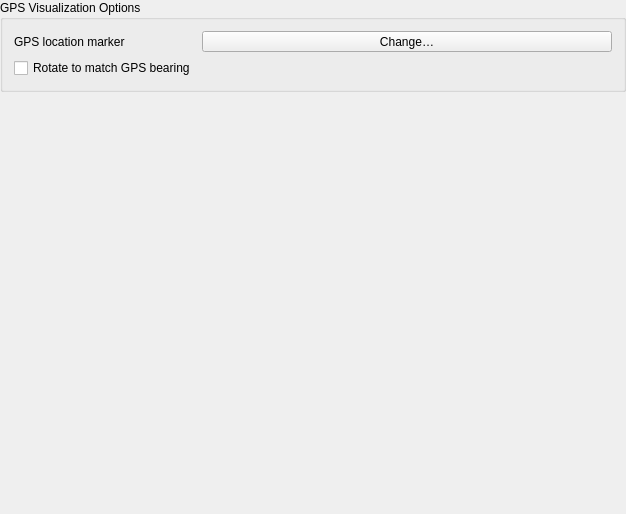
Before: the Qt Designer form src/ui/qgsgpsoptionswidgetbase.ui in qgis/QGIS, drawn with Qt 5.
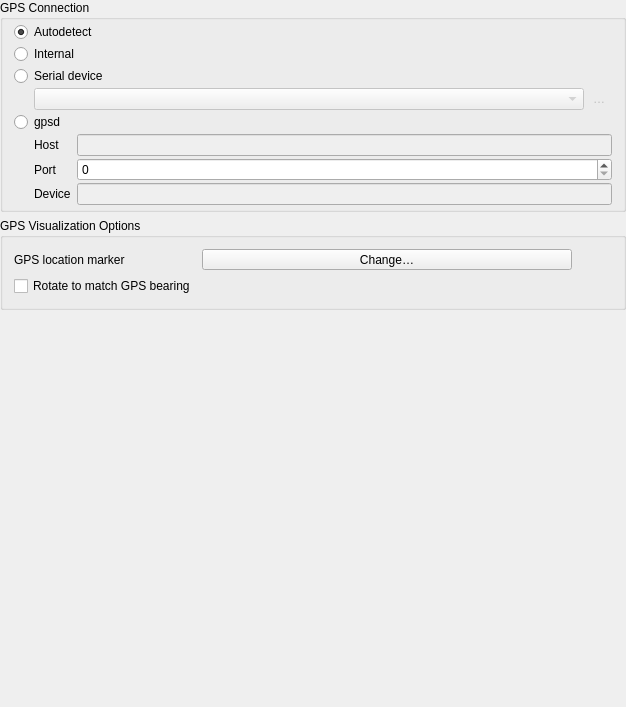
After: the same form once the commit is applied. Icons and pictures are not drawn. Custom widgets are drawn as their Qt base class.

Commit message:
[gps] Move GPS connection settings from GPS information panel to GPS options tab in QGIS settings
This is a more of a "set once and forget" setting, vs something
which needs to be frequently changed and always right in the user's
face.

Diff of the .ui file:
```diff
--- a/src/ui/qgsgpsoptionswidgetbase.ui
+++ b/src/ui/qgsgpsoptionswidgetbase.ui
@@ -7,7 +7,7 @@
     <x>0</x>
     <y>0</y>
     <width>626</width>
-    <height>514</height>
+    <height>707</height>
    </rect>
   </property>
   <property name="sizePolicy">
@@ -32,25 +32,12 @@
    <property name="bottomMargin">
     <number>0</number>
    </property>
-   <item row="2" column="0">
-    <spacer name="verticalSpacer">
-     <property name="orientation">
-      <enum>Qt::Vertical</enum>
-     </property>
-     <property name="sizeHint" stdset="0">
-      <size>
-       <width>20</width>
-       <height>344</height>
-      </size>
-     </property>
-    </spacer>
-   </item>
-   <item row="1" column="0">
-    <widget class="QGroupBox" name="groupBox_2">
+   <item row="3" column="0">
+    <widget class="QgsCollapsibleGroupBox" name="groupBox_2">
      <property name="title">
       <string>GPS Visualization Options</string>
      </property>
-     <layout class="QGridLayout" name="gridLayout_4" columnstretch="0,1">
+     <layout class="QGridLayout" name="gridLayout_4" columnstretch="0,1,0">
       <item row="0" column="0">
        <widget class="QLabel" name="label">
         <property name="text">
@@ -71,6 +58,19 @@
         </property>
        </widget>
       </item>
+      <item row="0" column="2">
+       <spacer name="horizontalSpacer">
+        <property name="orientation">
+         <enum>Qt::Horizontal</enum>
+        </property>
+        <property name="sizeHint" stdset="0">
+         <size>
+          <width>40</width>
+          <height>20</height>
+         </size>
+        </property>
+       </spacer>
+      </item>
       <item row="1" column="0">
        <widget class="QCheckBox" name="mCheckRotateLocationMarker">
         <property name="text">
@@ -81,6 +81,181 @@
      </layout>
     </widget>
    </item>
+   <item row="4" column="0">
+    <spacer name="verticalSpacer">
+     <property name="orientation">
+      <enum>Qt::Vertical</enum>
+     </property>
+     <property name="sizeHint" stdset="0">
+      <size>
+       <width>20</width>
+       <height>344</height>
+      </size>
+     </property>
+    </spacer>
+   </item>
+   <item row="2" column="0">
+    <widget class="QgsCollapsibleGroupBox" name="mDeviceGroupBox">
+     <property name="title">
+      <string>GPS Connection</string>
+     </property>
+     <layout class="QGridLayout" name="gridLayout_2">
+      <property name="topMargin">
+       <number>2</number>
+      </property>
+      <property name="bottomMargin">
+       <number>4</number>
+      </property>
+      <property name="spacing">
+       <number>2</number>
+      </property>
+      <item row="1" column="0">
+       <widget class="QRadioButton" name="mRadInternal">
+        <property name="text">
+         <string>Internal</string>
+        </property>
+       </widget>
+      </item>
+      <item row="3" column="0">
+       <layout class="QHBoxLayout" name="horizontalLayout_3">
+        <property name="spacing">
+         <number>2</number>
+        </property>
+        <property name="leftMargin">
+         <number>20</number>
+        </property>
+        <item>
+         <widget class="QComboBox" name="mCboDevices">
+          <property name="enabled">
+           <bool>false</bool>
+          </property>
+         </widget>
+        </item>
+        <item>
+         <widget class="QToolButton" name="mBtnRefreshDevices">
+          <property name="enabled">
+           <bool>false</bool>
+          </property>
+          <property name="sizePolicy">
+           <sizepolicy hsizetype="Fixed" vsizetype="Preferred">
+            <horstretch>0</horstretch>
+            <verstretch>0</verstretch>
+           </sizepolicy>
+          </property>
+          <property name="toolTip">
+           <string>Refresh serial device list</string>
+          </property>
+          <property name="text">
+           <string>…</string>
+          </property>
+          <property name="icon">
+           <iconset resource="../../images/images.qrc">
+            <normaloff>:/images/themes/default/mActionRefresh.svg</normaloff>:/images/themes/default/mActionRefresh.svg</iconset>
+          </property>
+          <property name="autoRaise">
+           <bool>true</bool>
+          </property>
+         </widget>
+        </item>
+       </layout>
+      </item>
+      <item row="0" column="0">
+       <widget class="QRadioButton" name="mRadAutodetect">
+        <property name="text">
+         <string>Autodetect</string>
+        </property>
+        <property name="checked">
+         <bool>true</bool>
+        </property>
+       </widget>
+      </item>
+      <item row="5" column="0">
+       <layout class="QGridLayout" name="gridLayout_12">
+        <property name="leftMargin">
+         <number>20</number>
+        </property>
+        <property name="verticalSpacing">
+         <number>2</number>
+        </property>
+        <item row="1" column="0">
+         <widget class="QLabel" name="label_4">
+          <property name="text">
+           <string>Port</string>
+          </property>
+         </widget>
+        </item>
+        <item row="0" column="0">
+         <widget class="QLabel" name="label_3">
+          <property name="text">
+           <string>Host</string>
+          </property>
+          <property name="buddy">
+           <cstring>mGpsdHost</cstring>
+          </property>
+         </widget>
+        </item>
+        <item row="2" column="0">
+         <widget class="QLabel" name="label_5">
+          <property name="text">
+           <string>Device</string>
+          </property>
+          <property name="buddy">
+           <cstring>mGpsdDevice</cstring>
+          </property>
+         </widget>
+        </item>
+        <item row="2" column="1">
+         <widget class="QLineEdit" name="mGpsdDevice">
+          <property name="enabled">
+           <bool>false</bool>
+          </property>
+          <property name="sizePolicy">
+           <sizepolicy hsizetype="Expanding" vsizetype="Fixed">
+            <horstretch>0</horstretch>
+            <verstretch>0</verstretch>
+           </sizepolicy>
+          </property>
+         </widget>
+        </item>
+        <item row="0" column="1">
+         <widget class="QLineEdit" name="mGpsdHost">
+          <property name="enabled">
+           <bool>false</bool>
+          </property>
+          <property name="sizePolicy">
+           <sizepolicy hsizetype="Expanding" vsizetype="Fixed">
+            <horstretch>0</horstretch>
+            <verstretch>0</verstretch>
+           </sizepolicy>
+          </property>
+         </widget>
+        </item>
+        <item row="1" column="1">
+         <widget class="QgsSpinBox" name="mSpinGpsdPort">
+          <property name="maximum">
+           <number>65535</number>
+          </property>
+         </widget>
+        </item>
+       </layout>
+      </item>
+      <item row="4" column="0">
+       <widget class="QRadioButton" name="mRadGpsd">
+        <property name="text">
+         <string>gpsd</string>
+        </property>
+       </widget>
+      </item>
+      <item row="2" column="0">
+       <widget class="QRadioButton" name="mRadSerialDevice">
+        <property name="text">
+         <string>Serial device</string>
+        </property>
+       </widget>
+      </item>
+     </layout>
+    </widget>
+   </item>
   </layout>
  </widget>
  <layoutdefault spacing="6" margin="11"/>
@@ -90,6 +265,17 @@
    <extends>QToolButton</extends>
    <header>qgssymbolbutton.h</header>
   </customwidget>
+  <customwidget>
+   <class>QgsCollapsibleGroupBox</class>
+   <extends>QGroupBox</extends>
+   <header>qgscollapsiblegroupbox.h</header>
+   <container>1</container>
+  </customwidget>
+  <customwidget>
+   <class>QgsSpinBox</class>
+   <extends>QSpinBox</extends>
+   <header>qgsspinbox.h</header>
+  </customwidget>
  </customwidgets>
  <resources/>
  <connections/>
```
Left out of the diff: 5 changed lines with no effect on the pictures. The commit also changes 11 other files.
